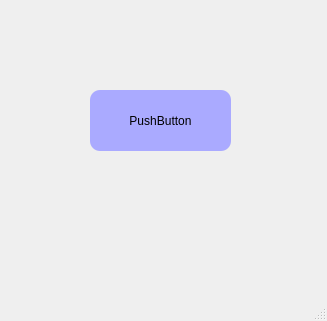
Before: the Qt Designer form gui3.ui in kyoko9000/54.-GUI-basic, drawn with Qt 5.
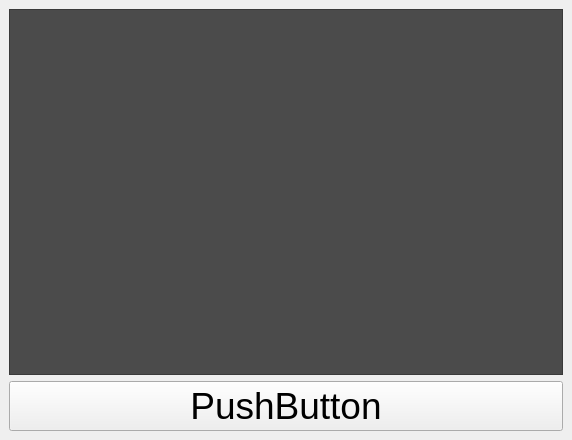
After: the same form once the commit is applied.

The edit to the form file:
```diff
--- a/gui3.ui
+++ b/gui3.ui
@@ -6,45 +6,36 @@
    <rect>
     <x>0</x>
     <y>0</y>
-    <width>327</width>
-    <height>321</height>
+    <width>572</width>
+    <height>440</height>
    </rect>
   </property>
   <property name="windowTitle">
    <string>MainWindow</string>
   </property>
   <widget class="QWidget" name="centralwidget">
-   <widget class="QPushButton" name="pushButton">
-    <property name="geometry">
-     <rect>
-      <x>90</x>
-      <y>90</y>
-      <width>141</width>
-      <height>61</height>
-     </rect>
-    </property>
+   <layout class="QGridLayout" name="gridLayout">
+    <item row="0" column="0">
+     <widget class="QListWidget" name="listWidget">
     <property name="styleSheet">
-     <string notr="true">QPushButton#pushButton {
-	background-color: rgb(170, 170, 255);
-	border-radius: 10px;
-}</string>
+       <string notr="true">background-color: rgb(75, 75, 75);</string>
+      </property>
+     </widget>
+    </item>
+    <item row="1" column="0">
+     <widget class="QPushButton" name="pushButton">
+      <property name="font">
+       <font>
+        <pointsize>28</pointsize>
+       </font>
     </property>
     <property name="text">
      <string>PushButton</string>
     </property>
    </widget>
+    </item>
+   </layout>
   </widget>
-  <widget class="QMenuBar" name="menubar">
-   <property name="geometry">
-    <rect>
-     <x>0</x>
-     <y>0</y>
-     <width>327</width>
-     <height>22</height>
-    </rect>
-   </property>
-  </widget>
-  <widget class="QStatusBar" name="statusbar"/>
  </widget>
  <resources/>
  <connections/>
```
Lines whose indentation alone changed are shown as unchanged.
